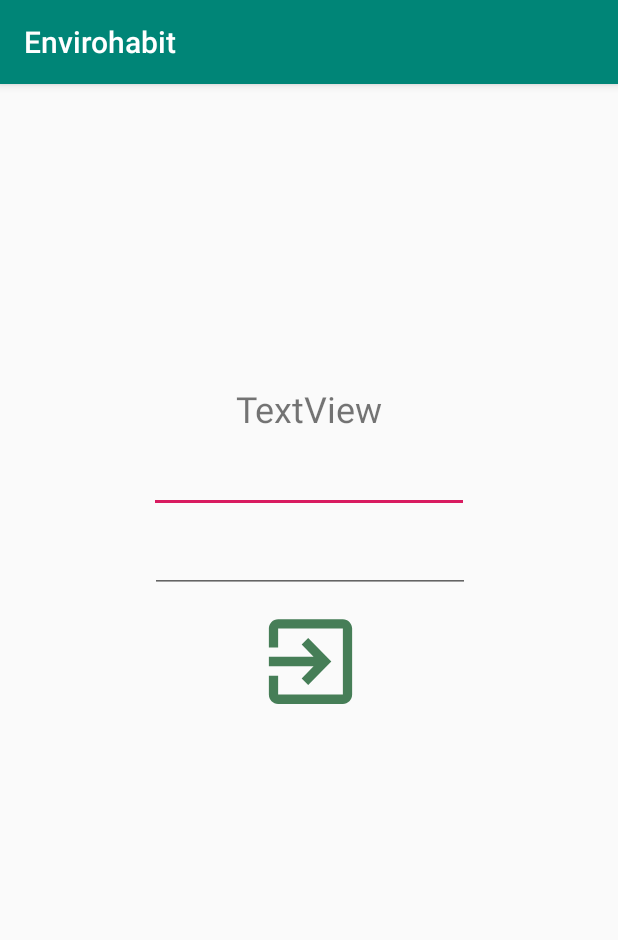
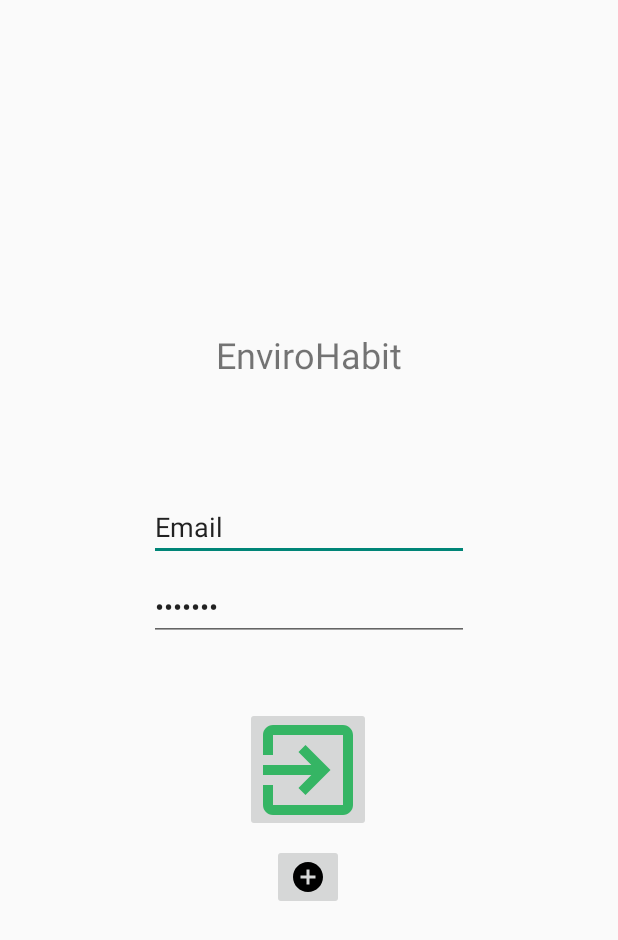
Before and after one commit to Magnusrm/EnviroHabit_k, an Android app: the screen it shows after launch (LoginActivity), on a phone screen of 412 x 824 dp. Shown: the top 940 px of the screen. Run offline under Robolectric (Android 15) with nearby library versions, the phone set to English and light mode, and no system bars; our stand-ins replace Firebase (no records; nobody signed in at launch, a user with empty details on screens opened directly).

Commit message:
Merge branch 'master' of https://github.com/Magnusrm/EnviroHabit_k
# Conflicts:
#	app/src/main/AndroidManifest.xml

```diff
--- a/app/build.gradle
+++ b/app/build.gradle
@@ -11,7 +11,7 @@ android {
     buildToolsVersion "29.0.0"
     defaultConfig {
         applicationId "com.e.envirohabit_k"
-        minSdkVersion 15
+        minSdkVersion 16
         targetSdkVersion 29
         versionCode 1
         versionName "1.0"
@@ -34,6 +34,8 @@ dependencies {
     implementation 'androidx.constraintlayout:constraintlayout:1.1.3'
     implementation 'androidx.preference:preference:1.1.0-beta01'
     implementation 'com.google.firebase:firebase-core:16.0.9'
+    implementation 'com.google.firebase:firebase-auth:18.0.0'
+
     testImplementation 'junit:junit:4.12'
     androidTestImplementation 'androidx.test:runner:1.2.0'
     androidTestImplementation 'androidx.test.espresso:espresso-core:3.2.0'
--- a/app/src/main/res/drawable/ic_exit_to_app_black_24dp.xml
+++ b/app/src/main/res/drawable/ic_exit_to_app_black_24dp.xml
@@ -1,9 +1,4 @@
-<vector xmlns:android="http://schemas.android.com/apk/res/android"
-        android:width="24dp"
-        android:height="24dp"
-        android:viewportWidth="24.0"
-        android:viewportHeight="24.0">
-    <path
-        android:fillColor="#467e57"
-        android:pathData="M10.09,15.59L11.5,17l5,-5 -5,-5 -1.41,1.41L12.67,11H3v2h9.67l-2.58,2.59zM19,3H5c-1.11,0 -2,0.9 -2,2v4h2V5h14v14H5v-4H3v4c0,1.1 0.89,2 2,2h14c1.1,0 2,-0.9 2,-2V5c0,-1.1 -0.9,-2 -2,-2z"/>
+<vector android:height="80dp" android:viewportHeight="24.0"
+    android:viewportWidth="24.0" android:width="80dp" xmlns:android="http://schemas.android.com/apk/res/android">
+    <path android:fillColor="#35B564" android:pathData="M10.09,15.59L11.5,17l5,-5 -5,-5 -1.41,1.41L12.67,11H3v2h9.67l-2.58,2.59zM19,3H5c-1.11,0 -2,0.9 -2,2v4h2V5h14v14H5v-4H3v4c0,1.1 0.89,2 2,2h14c1.1,0 2,-0.9 2,-2V5c0,-1.1 -0.9,-2 -2,-2z"/>
 </vector>
--- a/app/src/main/res/layout/activity_login.xml
+++ b/app/src/main/res/layout/activity_login.xml
@@ -7,42 +7,47 @@
         android:layout_height="match_parent"
         tools:context=".LoginActivity" tools:visibility="visible">
 
-    <Button
-            android:layout_width="74dp"
-            android:layout_height="75dp"
-            android:id="@+id/login_button" android:layout_marginTop="8dp"
-            app:layout_constraintTop_toBottomOf="@+id/editText2"
-            app:layout_constraintEnd_toEndOf="@+id/editText2"
-            app:layout_constraintStart_toStartOf="@+id/editText2" android:textSize="18sp"
-            android:background="@drawable/ic_exit_to_app_black_24dp" android:visibility="visible"/>
     <EditText
             android:layout_width="wrap_content"
             android:layout_height="wrap_content"
             android:inputType="textEmailAddress"
             android:ems="10"
-            android:id="@+id/editText"
+            android:id="@+id/input_email"
             app:layout_constraintStart_toStartOf="parent"
             android:layout_marginLeft="8dp" android:layout_marginStart="8dp" app:layout_constraintEnd_toEndOf="parent"
-            android:layout_marginEnd="8dp" android:layout_marginRight="8dp" android:layout_marginTop="8dp"
-            app:layout_constraintTop_toBottomOf="@+id/textView"/>
+            android:layout_marginEnd="8dp" android:layout_marginRight="8dp" android:layout_marginTop="76dp"
+            app:layout_constraintTop_toBottomOf="@+id/textView" android:autoText="true" android:text="Email"/>
+    <TextView
+            android:text="EnviroHabit"
+            android:layout_width="wrap_content"
+            android:layout_height="wrap_content"
+            android:id="@+id/textView"
+            tools:text="EnviroHabit" android:textSize="24sp"
+            android:layout_marginTop="220dp"
+            app:layout_constraintTop_toTopOf="parent" android:layout_marginStart="8dp"
+            app:layout_constraintStart_toStartOf="parent" android:layout_marginLeft="8dp" android:layout_marginEnd="8dp"
+            app:layout_constraintEnd_toEndOf="parent" android:layout_marginRight="8dp"/>
     <EditText
             android:layout_width="wrap_content"
             android:layout_height="wrap_content"
             android:inputType="textPassword"
             android:ems="10"
-            android:id="@+id/editText2"
+            android:id="@+id/input_password" android:layout_marginStart="8dp"
             app:layout_constraintStart_toStartOf="parent" android:layout_marginLeft="8dp"
-            android:layout_marginStart="8dp" app:layout_constraintEnd_toEndOf="parent" android:layout_marginEnd="8dp"
-            android:layout_marginRight="8dp" app:layout_constraintHorizontal_bias="0.505" android:layout_marginTop="8dp"
-            app:layout_constraintTop_toBottomOf="@+id/editText"/>
-    <TextView
-            android:text="TextView"
+            app:layout_constraintEnd_toEndOf="parent" android:layout_marginEnd="8dp" android:layout_marginRight="8dp"
+            android:layout_marginTop="8dp" app:layout_constraintTop_toBottomOf="@+id/input_email"
+            android:text="Passord"/>
+    <ImageButton
+            android:layout_width="84dp"
+            android:layout_height="83dp" app:srcCompat="@drawable/ic_exit_to_app_black_24dp"
+            android:id="@+id/login_button"
+            app:layout_constraintStart_toStartOf="@+id/input_password"
+            app:layout_constraintEnd_toEndOf="@+id/input_password" android:layout_marginTop="44dp"
+            app:layout_constraintTop_toBottomOf="@+id/input_password" app:layout_constraintHorizontal_bias="0.496"/>
+    <ImageButton
             android:layout_width="wrap_content"
-            android:layout_height="wrap_content"
-            android:id="@+id/textView"
-            tools:text="EnviroHabit" android:textSize="24sp"
-            android:layout_marginTop="200dp"
-            app:layout_constraintTop_toTopOf="parent" android:layout_marginStart="8dp"
-            app:layout_constraintStart_toStartOf="parent" android:layout_marginLeft="8dp" android:layout_marginEnd="8dp"
-            app:layout_constraintEnd_toEndOf="parent" android:layout_marginRight="8dp"/>
+            android:layout_height="wrap_content" app:srcCompat="@drawable/ic_add_circle_black_24dp"
+            android:id="@+id/register_button" android:layout_marginTop="8dp"
+            app:layout_constraintTop_toBottomOf="@+id/login_button" app:layout_constraintEnd_toEndOf="@+id/login_button"
+            app:layout_constraintStart_toStartOf="@+id/login_button"/>
 </androidx.constraintlayout.widget.ConstraintLayout>
```
Also changed, not shown: app/src/main/AndroidManifest.xml (+10 -3 lines), app/src/main/java/com/e/envirohabit_k/LoginActivity.kt (+43 -0 lines), app/src/main/java/com/e/envirohabit_k/RegisterActivity.kt (added, +12 -0 lines), app/src/main/res/layout/activity_register.xml (added, +48 -0 lines).
